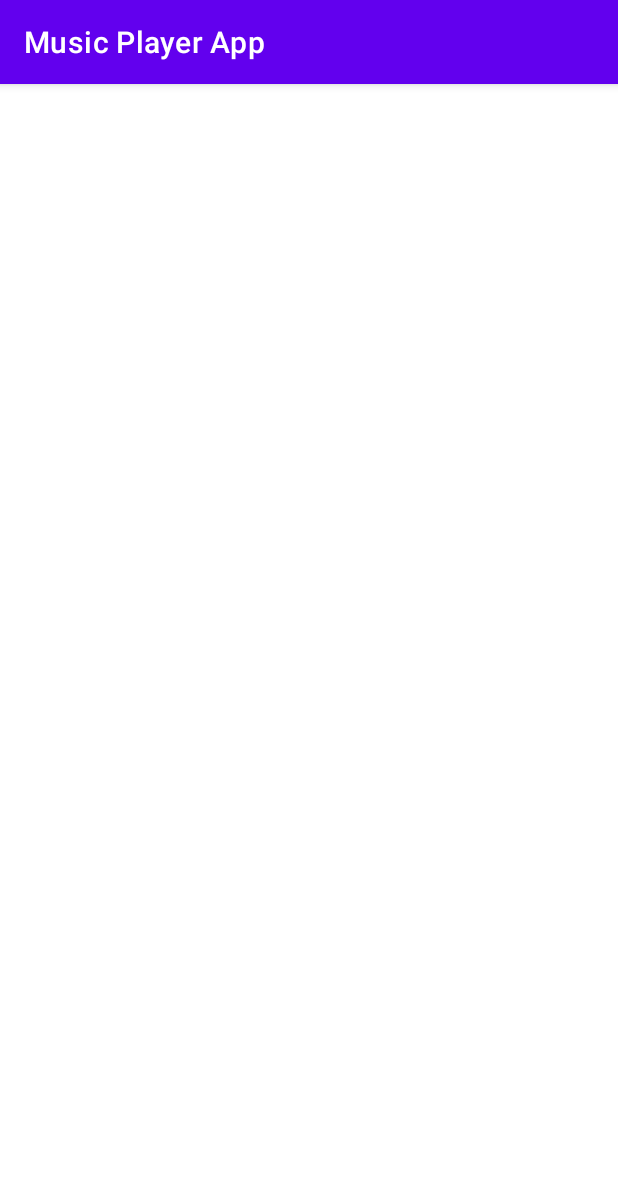
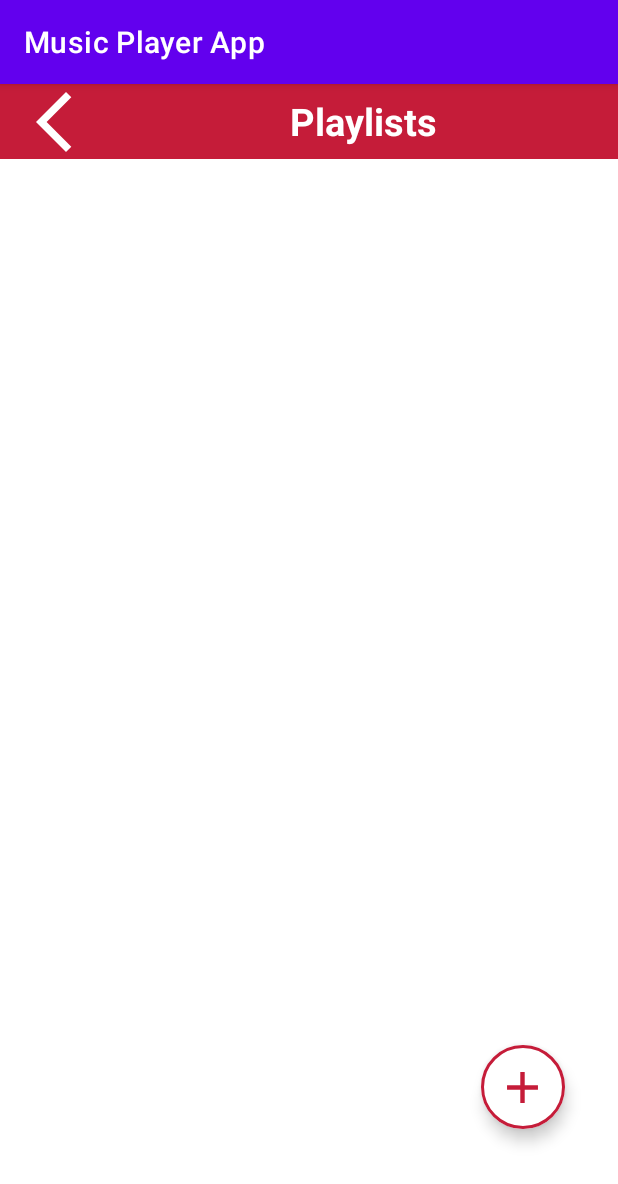
Before and after one commit to 200103522/final_app, an Android app: the PlaylistActivity screen opened directly, with no data from a screen before it, on a phone screen of 412 x 824 dp. Shown: the top 1184 px of the screen. Run offline under Robolectric (Android 15) with nearby library versions, the phone set to English and light mode, and no system bars.

Commit message:
app_playlist_activity

```diff
--- /dev/null
+++ b/app/src/main/res/drawable/add_icon.xml
@@ -0,0 +1,5 @@
+<vector android:height="24dp" android:tint="#000000"
+    android:viewportHeight="24" android:viewportWidth="24"
+    android:width="24dp" xmlns:android="http://schemas.android.com/apk/res/android">
+    <path android:fillColor="@android:color/white" android:pathData="M19,13h-6v6h-2v-6H5v-2h6V5h2v6h6v2z"/>
+</vector>
--- a/app/src/main/res/layout/activity_playlist.xml
+++ b/app/src/main/res/layout/activity_playlist.xml
@@ -6,4 +6,49 @@
     android:layout_height="match_parent"
     tools:context=".PlaylistActivity">
 
+    <LinearLayout
+        android:layout_width="match_parent"
+        android:layout_height="wrap_content"
+        android:background="#C51C39"
+        android:orientation="horizontal"
+        app:layout_constraintEnd_toEndOf="parent"
+        app:layout_constraintStart_toStartOf="parent"
+        app:layout_constraintTop_toTopOf="parent">
+
+        <ImageButton
+            android:layout_width="wrap_content"
+            android:layout_height="50dp"
+            android:backgroundTint="@android:color/transparent"
+            android:contentDescription="@string/back_btn"
+            android:src="@drawable/back_icon"
+            android:tint="@color/white" />
+
+        <TextView
+            android:layout_width="match_parent"
+            android:layout_height="match_parent"
+            android:contentDescription="@string/playlists_btn"
+            android:gravity="center"
+            android:text="@string/playlists_btn"
+            android:textColor="@color/white"
+            android:textSize="25sp"
+            android:textStyle="bold" />
+
+    </LinearLayout>
+
+    <com.google.android.material.floatingactionbutton.ExtendedFloatingActionButton
+        android:layout_width="wrap_content"
+        android:layout_height="wrap_content"
+        android:backgroundTint="@color/white"
+        app:icon="@drawable/add_icon"
+        app:iconSize="35dp"
+        app:iconTint="#C51C39"
+        app:strokeColor="#C51C39"
+        app:strokeWidth="2dp"
+        app:layout_constraintBottom_toBottomOf="parent"
+        app:layout_constraintEnd_toEndOf="parent"
+        app:layout_constraintHorizontal_bias="0.9"
+        app:layout_constraintStart_toStartOf="parent"
+        app:layout_constraintTop_toTopOf="parent"
+        app:layout_constraintVertical_bias="0.9" />
+
 </androidx.constraintlayout.widget.ConstraintLayout>
```
Also changed, not shown: app/src/main/java/com/example/musicplayerapp/MainActivity.kt (+3 -6 lines), app/src/main/res/layout/activity_favourites.xml (+8 -4 lines).
